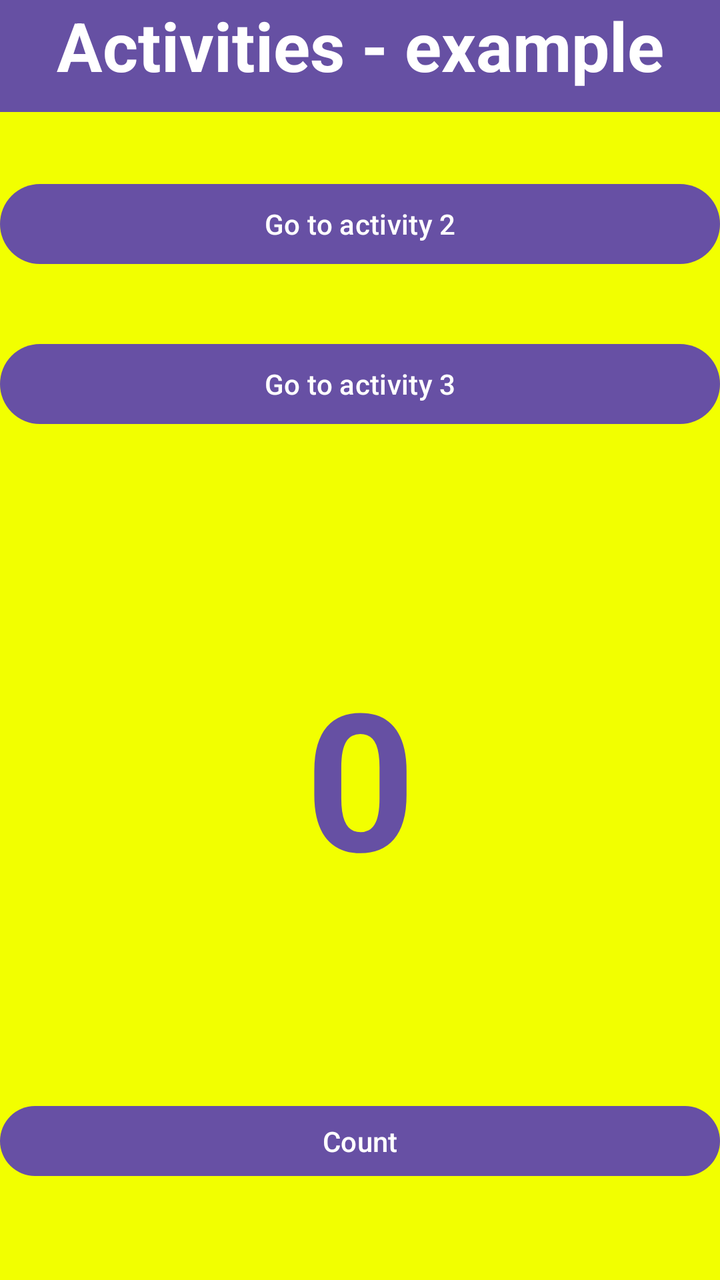
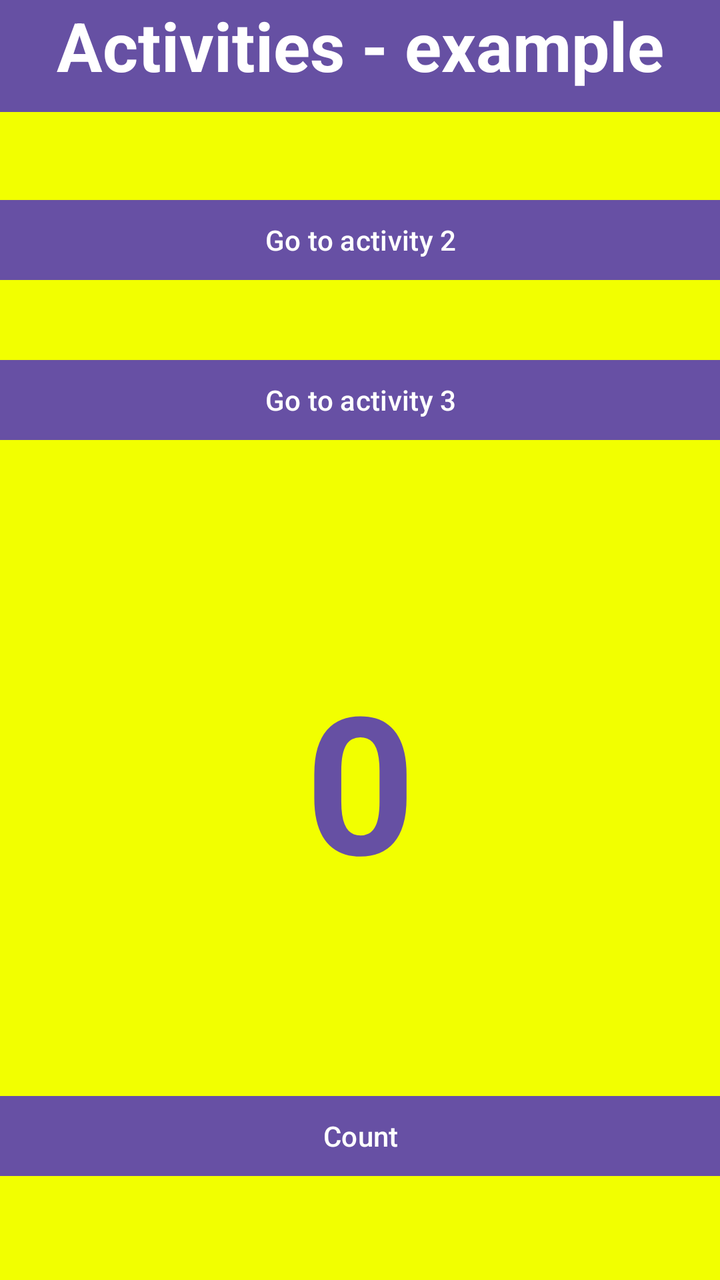

An Android layout rendered at two revisions. The XML below is the earlier revision; the diff shows what the commit changed to produce the second picture.
<!-- AndroidManifest.xml: application theme Theme.Activities -->
<!-- res/layout/activity_main.xml -->
<?xml version="1.0" encoding="utf-8"?>
<androidx.constraintlayout.widget.ConstraintLayout xmlns:android="http://schemas.android.com/apk/res/android"
    xmlns:app="http://schemas.android.com/apk/res-auto"
    xmlns:tools="http://schemas.android.com/tools"
    android:id="@+id/main"
    android:layout_width="match_parent"
    android:layout_height="match_parent"
    android:background="#F2FF00"
    tools:context=".MainActivity">

    <Button
        android:id="@+id/button"
        android:layout_width="0dp"
        android:layout_height="43dp"
        android:layout_marginBottom="48dp"
        android:text="Count"
        app:layout_constraintBottom_toBottomOf="parent"
        app:layout_constraintEnd_toEndOf="parent"
        app:layout_constraintHorizontal_bias="0.0"
        app:layout_constraintStart_toStartOf="parent" />

    <TextView
        android:id="@+id/textView"
        android:layout_width="77dp"
        android:layout_height="117dp"
        android:text="0"
        android:textAlignment="center"
        android:textColor="#6650A3"
        android:textSize="96sp"
        android:textStyle="bold"
        app:layout_constraintBottom_toTopOf="@+id/button"
        app:layout_constraintEnd_toEndOf="parent"
        app:layout_constraintHorizontal_bias="0.5"
        app:layout_constraintStart_toStartOf="parent"
        app:layout_constraintTop_toBottomOf="@+id/button2" />

    <Button
        android:id="@+id/button2"
        android:layout_width="0dp"
        android:layout_height="wrap_content"
        android:layout_marginTop="32dp"
        android:text="Go to activity 3"
        app:layout_constraintEnd_toEndOf="parent"
        app:layout_constraintStart_toStartOf="parent"
        app:layout_constraintTop_toBottomOf="@+id/button3" />

    <Button
        android:id="@+id/button3"
        android:layout_width="0dp"
        android:layout_height="wrap_content"
        android:layout_marginTop="32dp"
        android:text="Go to activity 2"
        app:layout_constraintEnd_toEndOf="parent"
        app:layout_constraintHorizontal_bias="0.0"
        app:layout_constraintStart_toStartOf="parent"
        app:layout_constraintTop_toBottomOf="@+id/textView2" />

    <TextView
        android:id="@+id/textView2"
        android:layout_width="0dp"
        android:layout_height="56dp"
        android:background="#6650A3"
        android:text="Activities - example"
        android:textAlignment="center"
        android:textColor="@color/white"
        android:textSize="34sp"
        android:textStyle="bold"
        app:layout_constraintEnd_toEndOf="parent"
        app:layout_constraintStart_toStartOf="parent"
        app:layout_constraintTop_toTopOf="parent" />
</androidx.constraintlayout.widget.ConstraintLayout>
<!-- resources referenced by this layout -->
<resources>
  <color name="white">#FFFFFFFF</color>
  <style name="Theme.Activities" parent="Base.Theme.Activities" />
  <style name="Base.Theme.Activities" parent="Theme.Material3.DayNight.NoActionBar">
          
          
      </style>
</resources>

<!-- the commit's change to res/layout/activity_main.xml (unified diff, before → after) -->
@@ -9,14 +9,14 @@
     tools:context=".MainActivity">
 
     <Button
-        android:id="@+id/button"
-        android:layout_width="0dp"
-        android:layout_height="43dp"
+        android:id="@+id/count"
+        android:layout_width="461dp"
+        android:layout_height="wrap_content"
         android:layout_marginBottom="48dp"
         android:text="Count"
         app:layout_constraintBottom_toBottomOf="parent"
         app:layout_constraintEnd_toEndOf="parent"
-        app:layout_constraintHorizontal_bias="0.0"
+        app:layout_constraintHorizontal_bias="0.5"
         app:layout_constraintStart_toStartOf="parent" />
 
     <TextView
@@ -28,7 +28,7 @@
         android:textColor="#6650A3"
         android:textSize="96sp"
         android:textStyle="bold"
-        app:layout_constraintBottom_toTopOf="@+id/button"
+        app:layout_constraintBottom_toTopOf="@+id/count"
         app:layout_constraintEnd_toEndOf="parent"
         app:layout_constraintHorizontal_bias="0.5"
         app:layout_constraintStart_toStartOf="parent"
@@ -36,7 +36,7 @@
 
     <Button
         android:id="@+id/button2"
-        android:layout_width="0dp"
+        android:layout_width="483dp"
         android:layout_height="wrap_content"
         android:layout_marginTop="32dp"
         android:text="Go to activity 3"
@@ -46,12 +46,12 @@
 
     <Button
         android:id="@+id/button3"
-        android:layout_width="0dp"
+        android:layout_width="462dp"
         android:layout_height="wrap_content"
-        android:layout_marginTop="32dp"
+        android:layout_marginTop="40dp"
         android:text="Go to activity 2"
         app:layout_constraintEnd_toEndOf="parent"
-        app:layout_constraintHorizontal_bias="0.0"
+        app:layout_constraintHorizontal_bias="0.5"
         app:layout_constraintStart_toStartOf="parent"
         app:layout_constraintTop_toBottomOf="@+id/textView2" />
 
